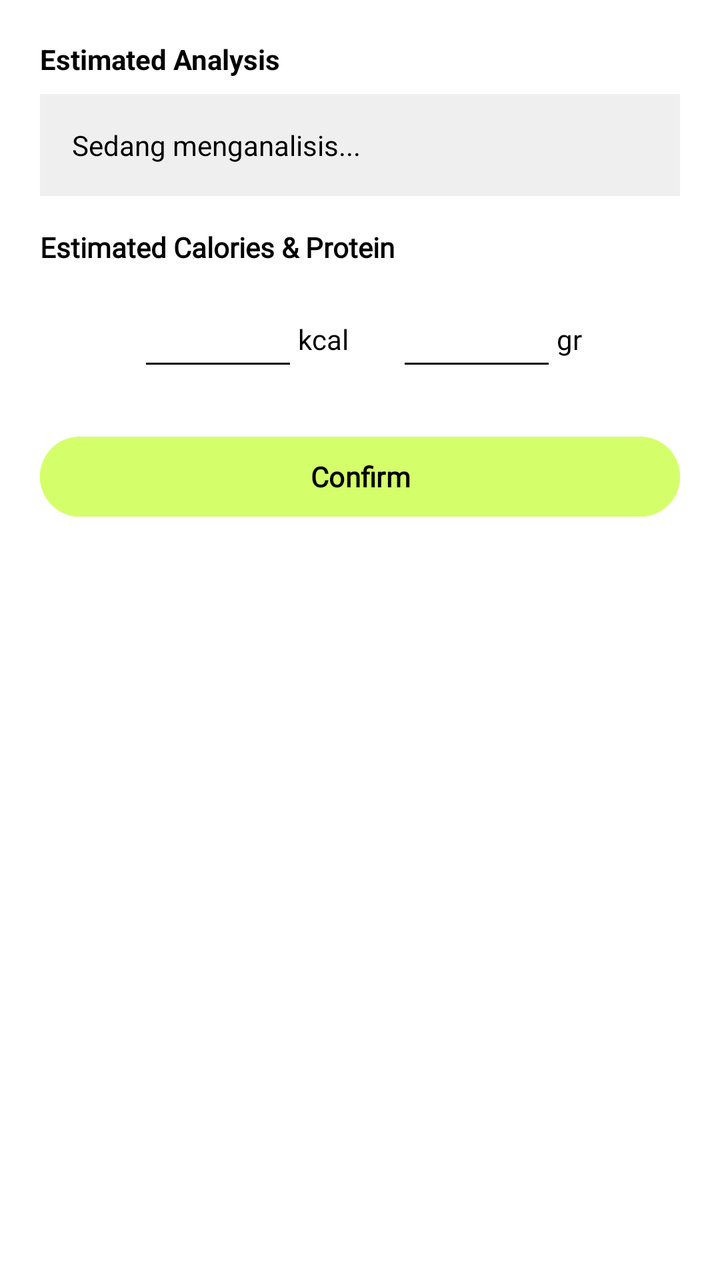
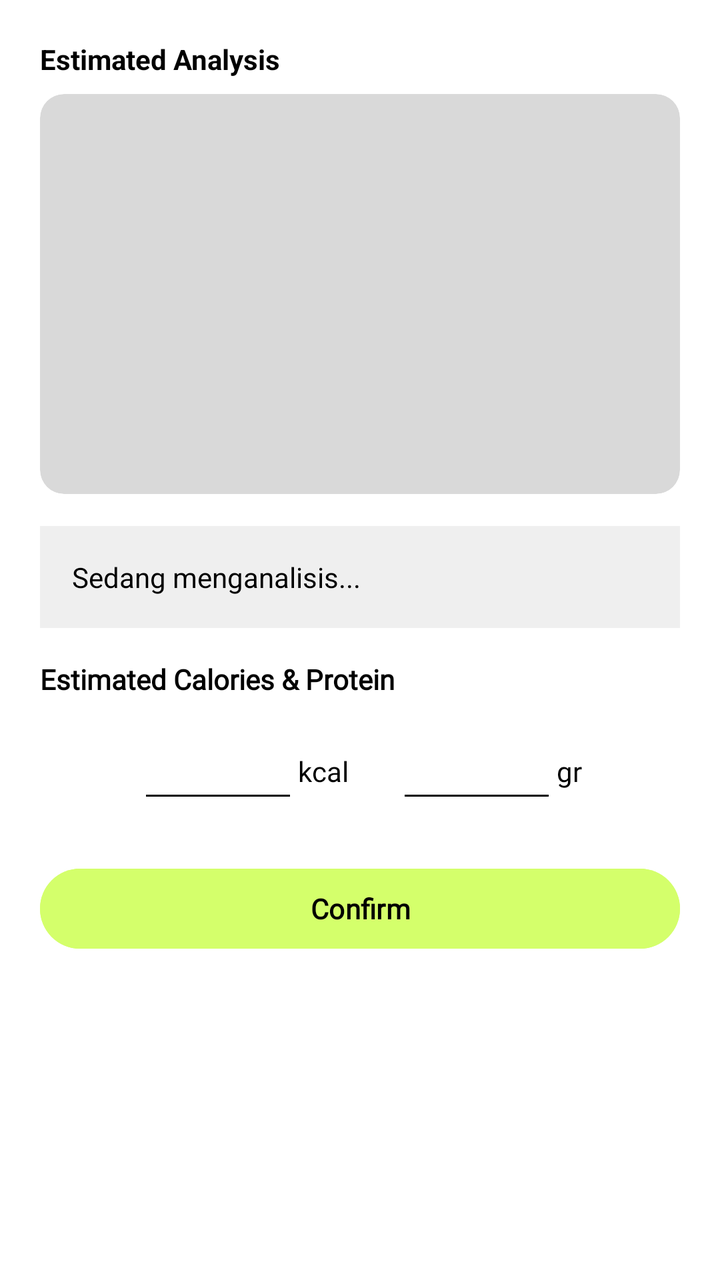

Screens rendered from an Android XML layout before and after an edit, with the pre-edit source and the edit as a unified diff.
<!-- AndroidManifest.xml: application theme Theme.Calorite -->
<!-- res/layout/dialog_confirm.xml -->
<?xml version="1.0" encoding="utf-8"?>
<LinearLayout xmlns:android="http://schemas.android.com/apk/res/android"
    xmlns:app="http://schemas.android.com/apk/res-auto"
    android:layout_width="match_parent"
    android:layout_height="wrap_content"
    android:orientation="vertical"
    android:background="@color/white"
    android:padding="20dp">
    <TextView
        android:layout_width="wrap_content"
        android:layout_height="wrap_content"
        android:text="Estimated Analysis"
        android:textStyle="bold"
        android:textColor="@color/black"
        android:layout_marginBottom="8dp"/>

    <LinearLayout
        android:layout_width="match_parent"
        android:layout_height="wrap_content"
        android:background="#EFEFEF"
        android:padding="16dp"
        android:layout_marginBottom="16dp"
        android:orientation="vertical">

        <TextView
            android:id="@+id/tvDetailAnalysis"
            android:layout_width="match_parent"
            android:layout_height="wrap_content"
            android:textColor="@color/black"
            android:text="Sedang menganalisis..."
            android:textSize="14sp" />
    </LinearLayout>

    <TextView
        android:layout_width="wrap_content"
        android:layout_height="wrap_content"
        android:text="Estimated Calories &amp; Protein"
        android:textStyle="bold"
        android:textColor="@color/black"
        android:fontFamily="@font/afacad"
        android:layout_marginBottom="16dp" />

    <LinearLayout
        android:layout_width="match_parent"
        android:layout_height="wrap_content"
        android:orientation="horizontal"
        android:gravity="center"
        android:layout_marginBottom="24dp">

        <EditText
            android:id="@+id/etEstCal"
            android:layout_width="80dp"
            android:layout_height="wrap_content"
            android:inputType="number"
            android:textColor="@color/black"
            android:textAlignment="center"
            android:backgroundTint="@color/black"
            android:fontFamily="@font/afacad" />
        <TextView
            android:layout_width="wrap_content"
            android:layout_height="wrap_content"
            android:text="kcal"
            android:layout_marginEnd="24dp"
            android:textColor="@color/black"
            android:fontFamily="@font/afacad" />

        <EditText
            android:id="@+id/etEstPro"
            android:layout_width="80dp"
            android:layout_height="wrap_content"
            android:inputType="number"
            android:textColor="@color/black"
            android:textAlignment="center"
            android:backgroundTint="@color/black"
            android:fontFamily="@font/afacad" />
        <TextView
            android:layout_width="wrap_content"
            android:layout_height="wrap_content"
            android:text="gr"
            android:textColor="@color/black"
            android:fontFamily="@font/afacad" />
    </LinearLayout>

    <Button
        android:id="@+id/btnConfirm"
        android:layout_width="match_parent"
        android:layout_height="wrap_content"
        android:text="Confirm"
        android:textColor="@color/black"
        android:backgroundTint="#D4FF6B"
        android:textStyle="bold"
        android:fontFamily="@font/afacad" />
</LinearLayout>
<!-- resources referenced by this layout -->
<resources>
  <color name="black">#FF000000</color>
  <color name="white">#FFFFFFFF</color>
  <style name="Theme.Calorite" parent="Base.Theme.Calorite" />
  <style name="Base.Theme.Calorite" parent="Theme.Material3.DayNight.NoActionBar">
          
          
      </style>
</resources>

<!-- the commit's change to res/layout/dialog_confirm.xml (unified diff, before → after) -->
@@ -6,6 +6,7 @@
     android:orientation="vertical"
     android:background="@color/white"
     android:padding="20dp">
+
     <TextView
         android:layout_width="wrap_content"
         android:layout_height="wrap_content"
@@ -14,6 +15,22 @@
         android:textColor="@color/black"
         android:layout_marginBottom="8dp"/>
 
+    
+    <androidx.cardview.widget.CardView
+        android:layout_width="match_parent"
+        android:layout_height="200dp"
+        android:layout_marginBottom="16dp"
+        app:cardCornerRadius="12dp"
+        app:cardElevation="0dp"
+        app:cardBackgroundColor="#D9D9D9">
+
+        <ImageView
+            android:id="@+id/ivConfirmImage"
+            android:layout_width="match_parent"
+            android:layout_height="match_parent"
+            android:scaleType="centerCrop"/>
+    </androidx.cardview.widget.CardView>
+    
     <LinearLayout
         android:layout_width="match_parent"
         android:layout_height="wrap_content"
